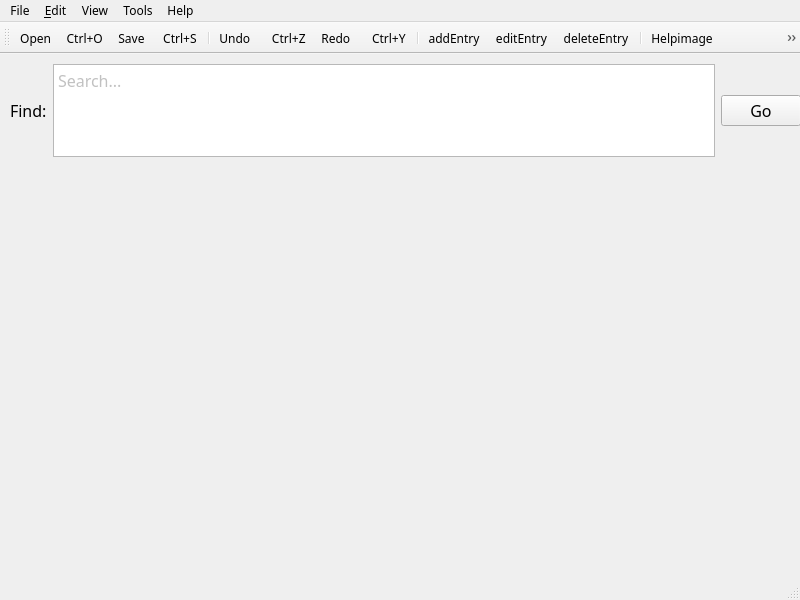
First picture: the form in mainwindow.ui, repository scott1541/GroupProject, before the edit.
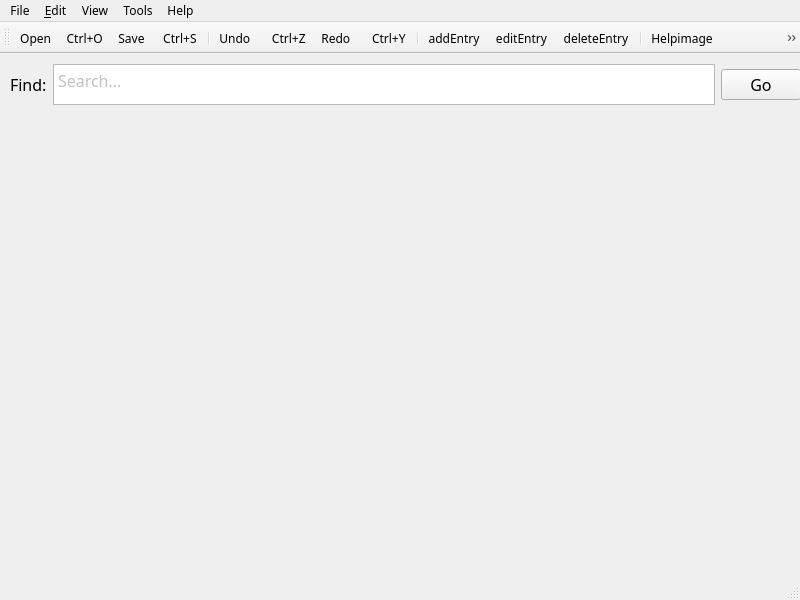
Second picture: the form after the edit. Icons and pictures are not drawn.

```diff
--- a/mainwindow.ui
+++ b/mainwindow.ui
@@ -31,7 +31,7 @@
       <x>10</x>
       <y>10</y>
       <width>791</width>
-      <height>93</height>
+      <height>41</height>
      </rect>
     </property>
     <layout class="QHBoxLayout" name="horizontalLayout_2">
@@ -52,6 +52,9 @@
        </item>
        <item>
         <widget class="QTextEdit" name="textEdit">
+         <property name="enabled">
+          <bool>true</bool>
+         </property>
          <property name="html">
           <string>&lt;!DOCTYPE HTML PUBLIC &quot;-//W3C//DTD HTML 4.0//EN&quot; &quot;http://www.w3.org/TR/REC-html40/strict.dtd&quot;&gt;
 &lt;html&gt;&lt;head&gt;&lt;meta name=&quot;qrichtext&quot; content=&quot;1&quot; /&gt;&lt;style type=&quot;text/css&quot;&gt;
```
